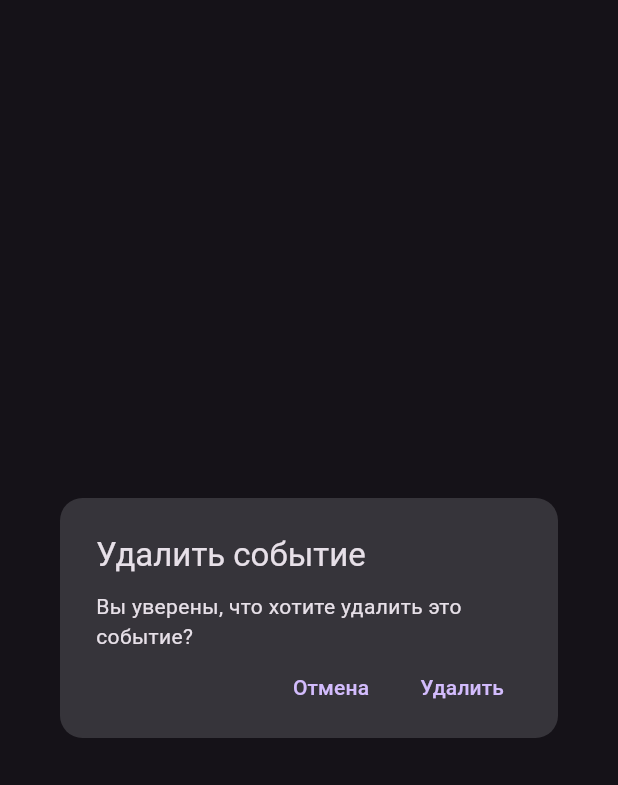
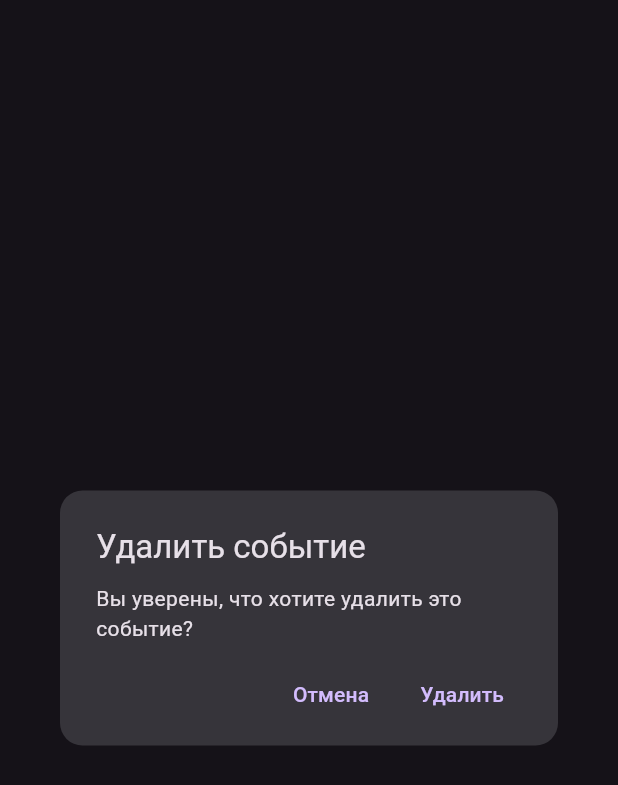
Before and after one commit to SophieSilver/flower_count, a Flutter app: the ConfirmDelete widget shown alone on an empty page, opened directly, on a phone screen of 412 x 824 dp. Shown: the top 785 px of the screen. Run offline on Flutter 3.47's test engine with Material 3 defaults, Android fonts, the light colour scheme and no system bars; our stand-ins replace csv, share_plus, sqflite; missing offline and left inert: flutter_file_dialog; accounts and stored records are empty.

Commit message:
tweaked behaviour of confirm delete modal

```diff
--- a/lib/widgets/data_page/confirm_delete.dart
+++ b/lib/widgets/data_page/confirm_delete.dart
@@ -29,8 +29,14 @@ class ConfirmDelete extends StatelessWidget {
               "Вы уверены, что хотите удалить это событие?",
               style: textTheme.bodyMedium,
             ),
-            Row(
-              mainAxisAlignment: MainAxisAlignment.end,
+            const SizedBox(height: 10.0),
+
+            Align(
+              alignment: Alignment.centerRight,
+              widthFactor: 1.95,
+              child: Row(
+                mainAxisAlignment: MainAxisAlignment.start,
+                mainAxisSize: MainAxisSize.min,
                 children: [
                   TextButton(
                     onPressed: () {
@@ -47,6 +53,7 @@ class ConfirmDelete extends StatelessWidget {
                   ),
                 ],
               ),
+            ),
           ],
         ),
       ),
```
Lines whose indentation alone changed are shown as unchanged.
